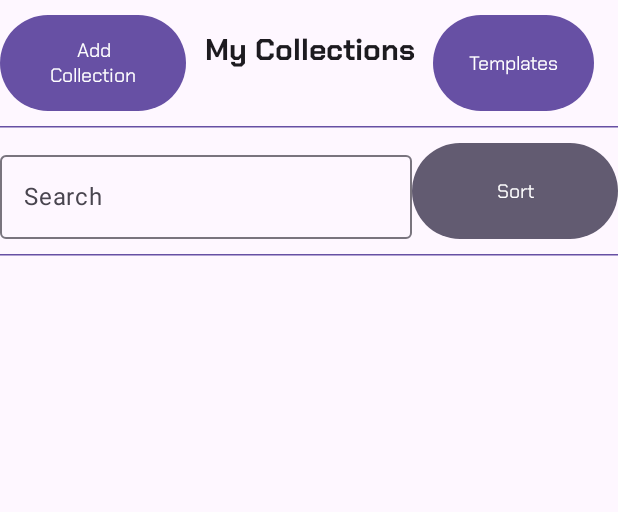
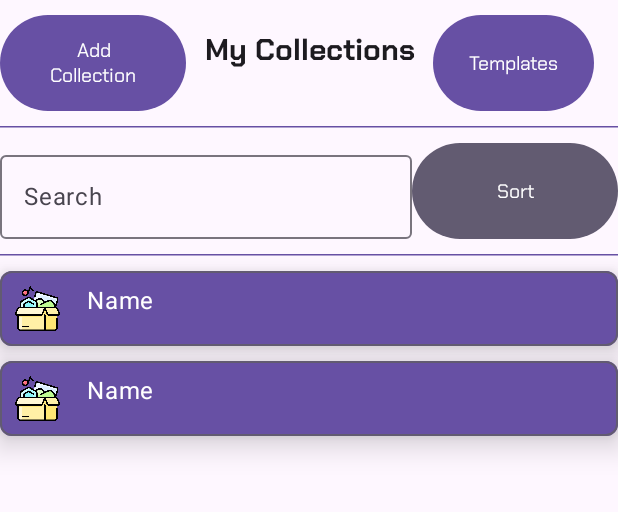
Before and after one commit to BryceReinke7/collectables, an Android app built with Jetpack Compose: the CollectView screen opened through its navigation route, on a phone screen of 412 x 824 dp, the part 96-608 px from its top. Run offline under Robolectric (Android 15) with nearby library versions, the phone set to English and light mode, and no system bars.

Commit message:
Adding work done on collection view before I start messing with cloud storage

```diff
--- a/app/build.gradle.kts
+++ b/app/build.gradle.kts
@@ -81,6 +81,7 @@ dependencies {
     implementation("com.google.firebase:firebase-firestore")
     implementation("com.google.firebase:firebase-auth-ktx:22.3.1")
     implementation ("com.google.firebase:firebase-firestore-ktx")
+    implementation ("com.google.firebase:firebase-database:20.3.1")
 
     // Dagger-Hilt
     implementation ("com.google.dagger:hilt-android:2.47")
--- a/app/src/main/AndroidManifest.xml
+++ b/app/src/main/AndroidManifest.xml
@@ -3,6 +3,7 @@
     xmlns:tools="http://schemas.android.com/tools">
 
     <uses-permission android:name="android.permission.INTERNET"/>
+    <uses-permission android:name="android.permission.ACCESS_NETWORK_STATE" />
 
     <application
         android:allowBackup="true"
--- a/app/src/main/java/com/example/collectables/Collection View.kt
+++ b/app/src/main/java/com/example/collectables/Collection View.kt
@@ -1,28 +1,26 @@
 package com.example.collectables
 
-import androidx.compose.foundation.background
+import androidx.compose.foundation.BorderStroke
+import androidx.compose.foundation.Image
 import androidx.compose.foundation.layout.Arrangement
 import androidx.compose.foundation.layout.Box
 import androidx.compose.foundation.layout.Column
-import androidx.compose.foundation.layout.IntrinsicSize
 import androidx.compose.foundation.layout.Row
 import androidx.compose.foundation.layout.Spacer
-import androidx.compose.foundation.layout.fillMaxHeight
+import androidx.compose.foundation.layout.fillMaxSize
 import androidx.compose.foundation.layout.fillMaxWidth
 import androidx.compose.foundation.layout.height
 import androidx.compose.foundation.layout.padding
 import androidx.compose.foundation.layout.size
-import androidx.compose.foundation.layout.width
-import androidx.compose.foundation.lazy.LazyColumn
+import androidx.compose.foundation.shape.RoundedCornerShape
 import androidx.compose.material3.Button
 import androidx.compose.material3.ButtonDefaults
-import androidx.compose.material3.Divider
 import androidx.compose.material3.HorizontalDivider
 import androidx.compose.material3.MaterialTheme
 import androidx.compose.material3.OutlinedTextField
 import androidx.compose.material3.Scaffold
+import androidx.compose.material3.Surface
 import androidx.compose.material3.Text
-import androidx.compose.material3.TextField
 import androidx.compose.runtime.Composable
 import androidx.compose.runtime.getValue
 import androidx.compose.runtime.mutableStateOf
@@ -30,9 +28,7 @@ import androidx.compose.runtime.remember
 import androidx.compose.runtime.setValue
 import androidx.compose.ui.Alignment
 import androidx.compose.ui.Modifier
-import androidx.compose.ui.graphics.Color
-import androidx.compose.ui.graphics.Color.Companion.Blue
-import androidx.compose.ui.graphics.Color.Companion.Yellow
+import androidx.compose.ui.res.painterResource
 import androidx.compose.ui.text.font.FontWeight
 import androidx.compose.ui.text.style.TextAlign
 import androidx.compose.ui.tooling.preview.Preview
@@ -136,8 +132,43 @@ fun CollectView(navController: NavHostController, modifier: Modifier = Modifier)
             Spacer(modifier = Modifier.size(10.dp))
             HorizontalDivider(thickness = 1.dp, color = MaterialTheme.colorScheme.primary)
             Spacer(modifier = Modifier.size(10.dp))
+            //Put collections here
+            CollectionCard()
+            CollectionCard()
         }
     }
+}
+
+@Composable
+fun CollectionCard(modifier: Modifier = Modifier) {
+    Surface(
+        color = MaterialTheme.colorScheme.primary,
+        border = BorderStroke(1.dp, MaterialTheme.colorScheme.secondary),
+        shape = RoundedCornerShape(8.dp),
+        shadowElevation = 12.dp,
+        modifier = Modifier.fillMaxWidth()
+    ) {
+        Row {
+            Box(modifier = modifier) {
+                Image(
+                    //Icon from FreePik.com made by Vitaly Gorbachev
+                    painter = painterResource(id = R.drawable.box_icon),
+                    contentDescription = null,
+                    modifier = Modifier
+                        .size(50.dp, 50.dp)
+                        .padding(10.dp)
+                )
+            }
+            Box(modifier = modifier) {
+                Text(
+                    text = "Name",
+                    modifier = Modifier
+                        .padding(8.dp)
+                )
+            }
+        }
+    }
+    Spacer(modifier = Modifier.size(10.dp))
 }
 
 @Composable
--- a/app/src/main/java/com/example/collectables/Create Collection.kt
+++ b/app/src/main/java/com/example/collectables/Create Collection.kt
@@ -131,7 +131,7 @@ fun CreateCollectionView(modifier: Modifier = Modifier) {
                         }
                         Spacer(modifier = Modifier.size(25.dp))
                         Button(
-                            onClick = { fieldCount -- },
+                            onClick = { if (fieldCount > 1) fieldCount -- },
                             colors = ButtonDefaults.buttonColors( MaterialTheme.colorScheme.secondary),
                             modifier = Modifier.weight(1f)
                         ) {
```
Also changed, not shown: app/src/main/java/com/example/collectables/Classes.kt (added, +7 -0 lines), app/src/main/java/com/example/collectables/Sign Up.kt (+33 -0 lines), app/src/main/res/drawable-ldpi/box_icon2.png (added), app/src/main/res/drawable-nodpi/box_icon.png (added), app/src/main/res/drawable-nodpi/cheek.webp (deleted).
